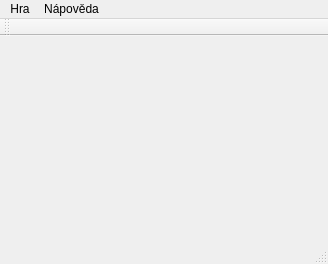
Qt form src/gui/labyrinth/mainwindow.ui (nechutny/ICP) before a commit.
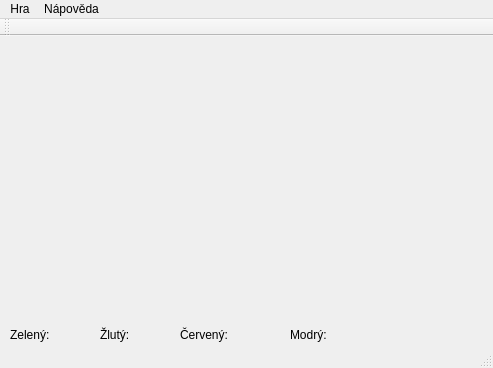
The same form after that commit.

Patch:
```diff
--- a/src/gui/labyrinth/mainwindow.ui
+++ b/src/gui/labyrinth/mainwindow.ui
@@ -6,20 +6,73 @@
    <rect>
     <x>0</x>
     <y>0</y>
-    <width>328</width>
-    <height>264</height>
+    <width>493</width>
+    <height>368</height>
    </rect>
   </property>
   <property name="windowTitle">
    <string>MainWindow</string>
   </property>
-  <widget class="QWidget" name="centralWidget"/>
+  <widget class="QWidget" name="centralWidget">
+   <widget class="QLabel" name="label">
+    <property name="geometry">
+     <rect>
+      <x>10</x>
+      <y>290</y>
+      <width>51</width>
+      <height>17</height>
+     </rect>
+    </property>
+    <property name="text">
+     <string>Zelený:</string>
+    </property>
+   </widget>
+   <widget class="QLabel" name="label_2">
+    <property name="geometry">
+     <rect>
+      <x>100</x>
+      <y>290</y>
+      <width>51</width>
+      <height>17</height>
+     </rect>
+    </property>
+    <property name="text">
+     <string>Žlutý:</string>
+    </property>
+   </widget>
+   <widget class="QLabel" name="label_3">
+    <property name="geometry">
+     <rect>
+      <x>180</x>
+      <y>290</y>
+      <width>61</width>
+      <height>17</height>
+     </rect>
+    </property>
+    <property name="text">
+     <string>Červený:</string>
+    </property>
+   </widget>
+   <widget class="QLabel" name="label_4">
+    <property name="geometry">
+     <rect>
+      <x>290</x>
+      <y>290</y>
+      <width>51</width>
+      <height>17</height>
+     </rect>
+    </property>
+    <property name="text">
+     <string>Modrý:</string>
+    </property>
+   </widget>
+  </widget>
   <widget class="QMenuBar" name="menuBar">
    <property name="geometry">
     <rect>
      <x>0</x>
      <y>0</y>
-     <width>328</width>
+     <width>493</width>
      <height>25</height>
     </rect>
    </property>
@@ -49,7 +102,11 @@
     <bool>false</bool>
    </attribute>
   </widget>
-  <widget class="QStatusBar" name="statusBar"/>
+  <widget class="QStatusBar" name="statusBar">
+   <property name="enabled">
+    <bool>true</bool>
+   </property>
+  </widget>
   <action name="actionNov_s_ov">
    <property name="text">
     <string>Nová síťová</string>
```
